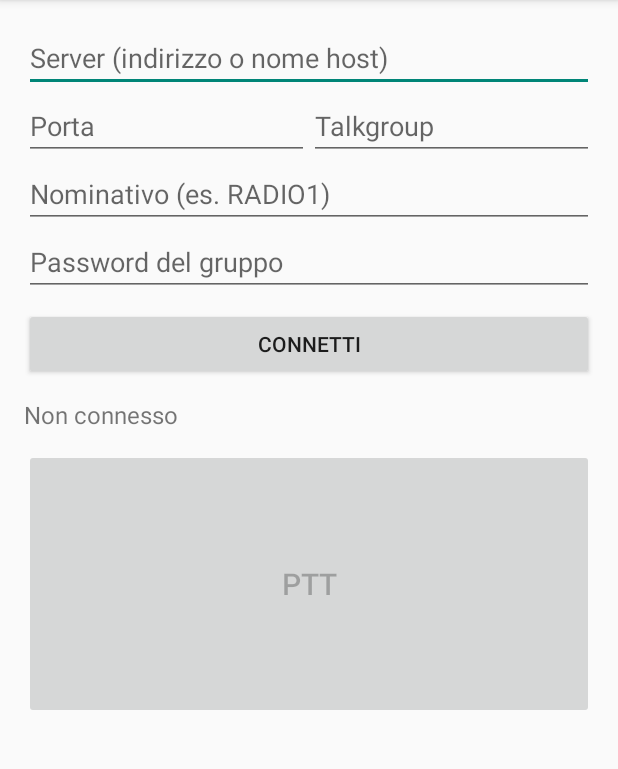
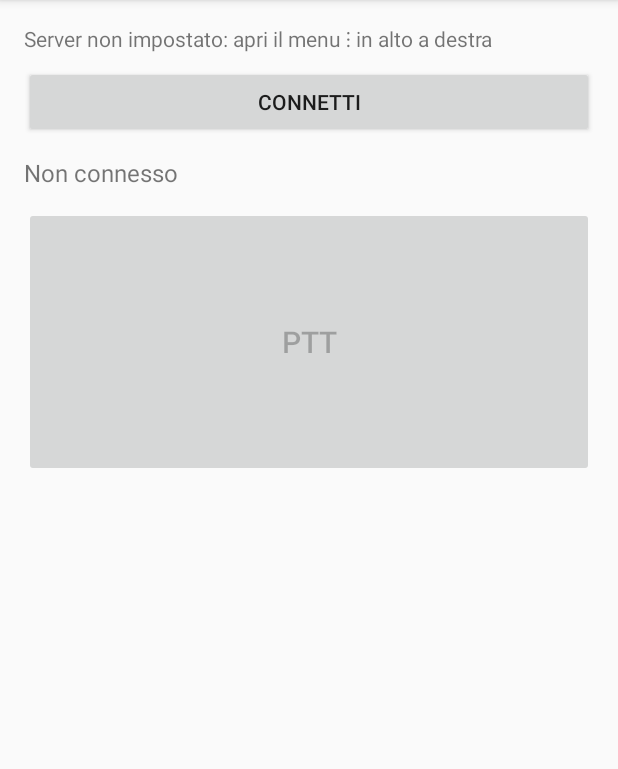
Before and after one commit to massimilianocannata66-ui/svxclient, an Android app: the screen it shows after launch (MainActivity), on a phone screen of 412 x 824 dp, the part 84-853 px from its top. Run offline under Robolectric (Android 15) with nearby library versions, the phone set to English and light mode, and no system bars.

Commit message:
Update activity_main.xml

```diff
--- a/SvxClient/app/src/main/res/layout/activity_main.xml
+++ b/SvxClient/app/src/main/res/layout/activity_main.xml
@@ -10,53 +10,11 @@
         android:orientation="vertical"
         android:padding="16dp">
 
-        <EditText
-            android:id="@+id/editHost"
+        <TextView
+            android:id="@+id/txtInfo"
             android:layout_width="match_parent"
             android:layout_height="wrap_content"
-            android:hint="Server (indirizzo o nome host)"
-            android:importantForAutofill="no"
-            android:inputType="textUri" />
-
-        <LinearLayout
-            android:layout_width="match_parent"
-            android:layout_height="wrap_content"
-            android:orientation="horizontal">
-
-            <EditText
-                android:id="@+id/editPort"
-                android:layout_width="0dp"
-                android:layout_height="wrap_content"
-                android:layout_weight="1"
-                android:hint="Porta"
-                android:importantForAutofill="no"
-                android:inputType="number" />
-
-            <EditText
-                android:id="@+id/editTg"
-                android:layout_width="0dp"
-                android:layout_height="wrap_content"
-                android:layout_weight="1"
-                android:hint="Talkgroup"
-                android:importantForAutofill="no"
-                android:inputType="number" />
-        </LinearLayout>
-
-        <EditText
-            android:id="@+id/editCallsign"
-            android:layout_width="match_parent"
-            android:layout_height="wrap_content"
-            android:hint="Nominativo (es. RADIO1)"
-            android:importantForAutofill="no"
-            android:inputType="textCapCharacters|textNoSuggestions" />
-
-        <EditText
-            android:id="@+id/editPassword"
-            android:layout_width="match_parent"
-            android:layout_height="wrap_content"
-            android:hint="Password del gruppo"
-            android:importantForAutofill="no"
-            android:inputType="textPassword" />
+            android:textSize="14sp" />
 
         <Button
             android:id="@+id/btnConnect"
```
